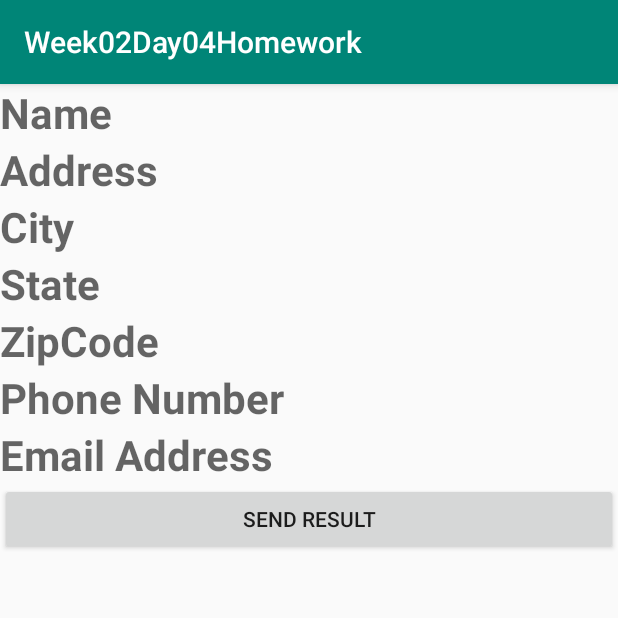
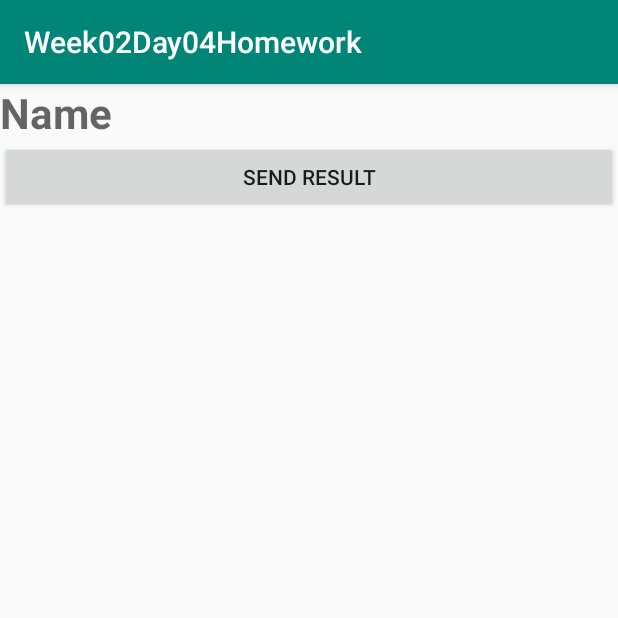
Before and after one commit to Syriacode/Week02Day04Solution, an Android app: the screen it shows after launch (MainActivity), on a phone screen of 412 x 824 dp, the top half of it. Run offline under Robolectric (Android 15) with nearby library versions, the phone set to English and light mode, and no system bars.

```diff
--- a/app/src/main/java/example/org/test/week02day04homework/Activity_Data_Entry.java
+++ b/app/src/main/java/example/org/test/week02day04homework/Activity_Data_Entry.java
@@ -2,6 +2,7 @@ package example.org.test.week02day04homework;
 
 import android.support.v7.app.AppCompatActivity;
 import android.os.Bundle;
+import android.view.View;
 
 public class Activity_Data_Entry extends AppCompatActivity {
 
@@ -10,4 +11,7 @@ public class Activity_Data_Entry extends AppCompatActivity {
         super.onCreate(savedInstanceState);
         setContentView(R.layout.activity__data__entry);
     }
+
+    public void onClick(View view) {
+    }
 }
--- a/app/src/main/java/example/org/test/week02day04homework/DataEntryActivity.java
+++ b/app/src/main/java/example/org/test/week02day04homework/DataEntryActivity.java
@@ -58,6 +58,7 @@ class DataEntryActivity extends AppCompatActivity {
 
         return returnUser;
     }
+    public void onClick(){}
     public void onClick(View view) {
         User userResult = generateUserObjectFromInput();
         Bundle bundleOfTheCarResult = new Bundle();
--- a/app/src/main/java/example/org/test/week02day04homework/MainActivity.java
+++ b/app/src/main/java/example/org/test/week02day04homework/MainActivity.java
@@ -51,9 +51,10 @@ public class MainActivity extends AppCompatActivity {
         tvEmailAddressDisplay.setText(userInfoToPopulate.getEmailAddress());
     }
 
+    public void onClick(){}
     public void onClick(View view) {
         switch(view.getId()) {
-            case R.id.btnStartForResult:
+            case R.id.btnSendResult:
                 Intent explicitIntent = new Intent(this, DataEntryActivity.class);
                 startActivityForResult(explicitIntent, REQUEST_CODE_FOR_MAIN);
                 break;
@@ -104,7 +105,7 @@ public class MainActivity extends AppCompatActivity {
                 User resultUser = resultBundle.getParcelable(DataEntryActivity.KEY_USER_RESULT);
                 if(resultUser != null) {
                     saveAndLogCarInSharedPref(resultUser);//save and log make model in shared pref
-                    saveUserToDBandSeeLog(resultUser);//save car to db and print list of all cars in db
+                    saveUserToDBandSeeLog(resultUser);
                     populateTextViews(resultUser); //populate the views
                 }
 
--- a/app/src/main/res/layout/activity__data__entry.xml
+++ b/app/src/main/res/layout/activity__data__entry.xml
@@ -70,7 +70,6 @@
         android:layout_width="match_parent"
         android:layout_height="wrap_content"
         android:text="SEND RESULT"
-        android:onClick="onClick"
-        />
+        android:onClick="onClick"/>
 
 </LinearLayout>
--- a/app/src/main/res/layout/activity_main.xml
+++ b/app/src/main/res/layout/activity_main.xml
@@ -9,61 +9,13 @@
     tools:context=".Activity_Data_Entry">
 
     <TextView
-        android:id="@+id/etName"
+        android:id="@+id/tvName"
         android:layout_width="match_parent"
         android:layout_height="wrap_content"
         android:textSize="28sp"
         android:textColor="#F44336"
         android:textStyle="bold"
         android:hint="Name"/>
-    <TextView
-        android:id="@+id/etAddress"
-        android:layout_width="match_parent"
-        android:layout_height="wrap_content"
-        android:textSize="28sp"
-        android:textColor="#F44336"
-        android:textStyle="bold"
-        android:hint="Address"/>
-    <TextView
-        android:id="@+id/etCity"
-        android:layout_width="match_parent"
-        android:layout_height="wrap_content"
-        android:textSize="28sp"
-        android:textColor="#F44336"
-        android:textStyle="bold"
-        android:hint="City"/>
-    <TextView
-        android:id="@+id/etState"
-        android:layout_width="match_parent"
-        android:layout_height="wrap_content"
-        android:textSize="28sp"
-        android:textColor="#F44336"
-        android:textStyle="bold"
-        android:hint="State"/>
-    <TextView
-        android:id="@+id/etZipCode"
-        android:layout_width="match_parent"
-        android:layout_height="wrap_content"
-        android:textSize="28sp"
-        android:textColor="#F44336"
-        android:textStyle="bold"
-        android:hint="ZipCode"/>
-    <TextView
-        android:id="@+id/etPhoneNumber"
-        android:layout_width="match_parent"
-        android:layout_height="wrap_content"
-        android:textSize="28sp"
-        android:textColor="#F44336"
-        android:textStyle="bold"
-        android:hint="Phone Number"/>
-    <TextView
-        android:id="@+id/etEmailAddress"
-        android:layout_width="match_parent"
-        android:layout_height="wrap_content"
-        android:textSize="28sp"
-        android:textColor="#F44336"
-        android:textStyle="bold"
-        android:hint="Email Address"/>
 
     <Button
         android:id="@+id/btnSendResult"
```
Also changed, not shown: 2 other files.
